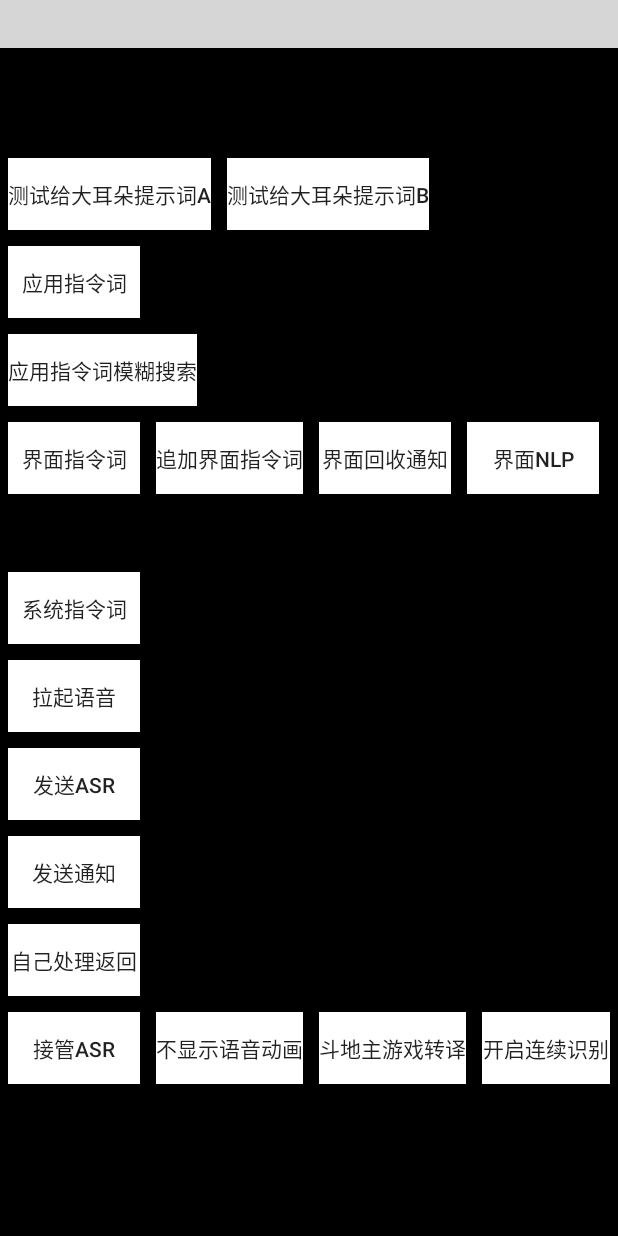
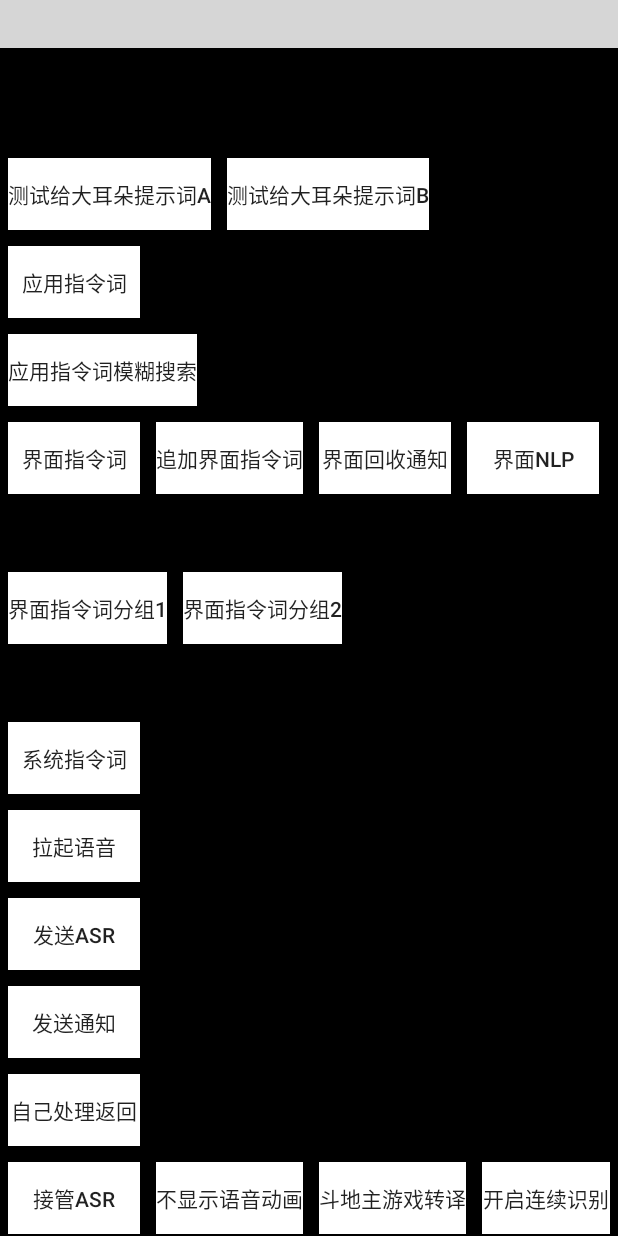
Before and after one commit to RiverrunNetwork/voicelink, an Android app: the screen it shows after launch (DemoView), on a phone screen of 412 x 824 dp. Run offline under Robolectric (Android 15) with nearby library versions, the phone set to English and light mode, and no system bars; plain views replace AIFuncView; grey boxes are pictures that could not be loaded.

Commit message:
界面指令词支持分组

```diff
--- a/TellA/app/build.gradle
+++ b/TellA/app/build.gradle
@@ -40,10 +40,10 @@ dependencies {
     testCompile 'junit:junit:4.12'
     compile "org.jetbrains.kotlin:kotlin-stdlib:$kotlin_version"
     compile "org.jetbrains.kotlin:kotlin-stdlib-jre7:$kotlin_version"
-    compile files('libs/thirdtell-180426.jar')
-    compile files('libs/voicethirdparty-180423.jar')
+    compile files('libs/thirdtell-180427.jar')
+    compile files('libs/voicethirdparty-180427.jar')
     compile files('libs/authentication-171210.jar')
-    compile files('libs/constantplugin-180426.jar')
+    compile files('libs/constantplugin-180427.jar')
     compile 'com.android.support:appcompat-v7:26.+'
     compile 'com.android.support:recyclerview-v7:26.1.0'
 
--- a/TellA/app/src/main/res/layout/demo_layout.xml
+++ b/TellA/app/src/main/res/layout/demo_layout.xml
@@ -94,6 +94,28 @@
                     android:layout_margin="5dp"
                     android:background="@drawable/bg_selector_red"
                     android:text="界面NLP" />
+            </LinearLayout>
+
+            <LinearLayout
+                android:layout_width="match_parent"
+                android:layout_height="100dp"
+                android:orientation="horizontal">
+
+                <Button
+                    android:id="@+id/btn_view_group1"
+                    android:layout_width="wrap_content"
+                    android:layout_height="wrap_content"
+                    android:layout_margin="5dp"
+                    android:background="@drawable/bg_selector_red"
+                    android:text="界面指令词分组1" />
+
+                <Button
+                    android:id="@+id/btn_view_group2"
+                    android:layout_width="wrap_content"
+                    android:layout_height="wrap_content"
+                    android:layout_margin="5dp"
+                    android:background="@drawable/bg_selector_red"
+                    android:text="界面指令词分组2" />
             </LinearLayout>
 
             <Button
```
Also changed, not shown: TellA/app/src/main/java/com/bftv/tell/a/DemoView.kt (+31 -0 lines), TellA/app/libs/constantplugin-180427.jar (renamed from TellA/app/libs/constantplugin-180426.jar), TellA/app/libs/thirdtell-180426.jar (deleted), TellA/app/libs/thirdtell-180427.jar (added), TellA/app/libs/voicethirdparty-180423.jar (deleted), TellA/app/libs/voicethirdparty-180427.jar (added).
